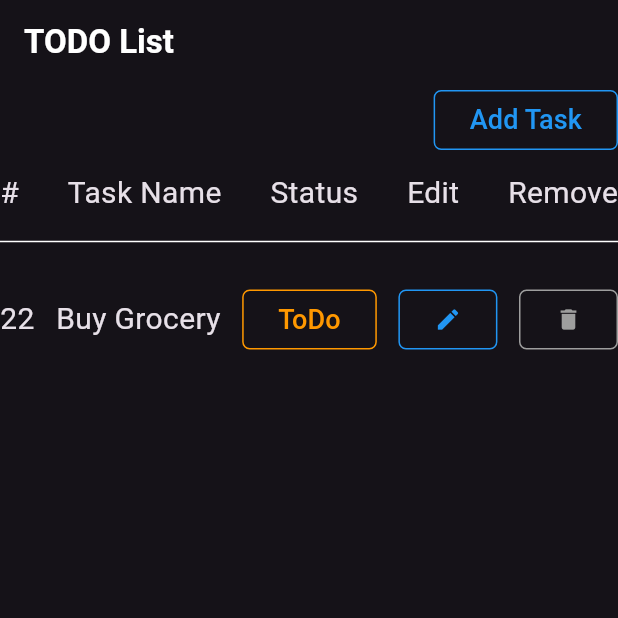
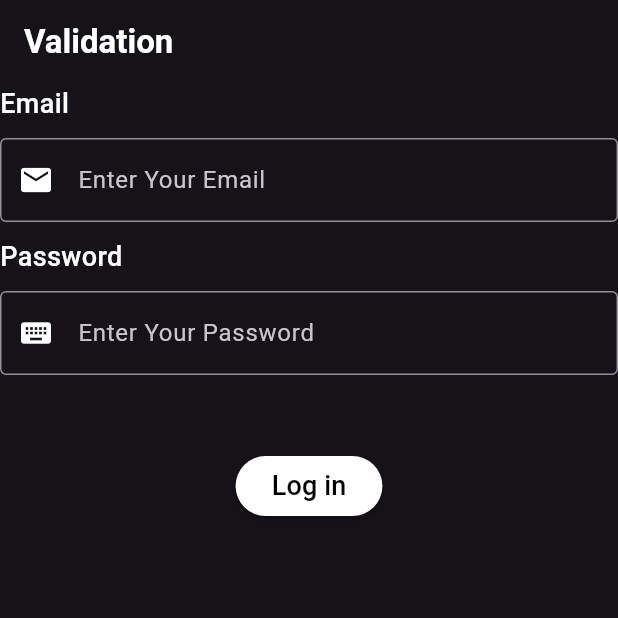
Before and after one commit to DiyaShajith/Flutter-Practice, a Flutter app: the screen it shows after launch, on a phone screen of 412 x 824 dp, the top half of it. Run offline on Flutter 3.47's test engine with Material 3 defaults, Android fonts, the phone set to English and light mode, and no system bars; our stand-ins replace fluttertoast, image_picker, lottie, shared_preferences; missing offline and left inert: dart:ffi, text_marquee.

Commit message:
increment_sharedpref

```diff
--- a/lib/main.dart
+++ b/lib/main.dart
@@ -3,6 +3,8 @@ import 'package:basic_widgets/animation/animationview.dart';
 import 'package:basic_widgets/animation/implictanimation.dart';
 import 'package:basic_widgets/animation/textanimated.dart';
 import 'package:basic_widgets/bottomsheetui.dart';
+import 'package:basic_widgets/counter_sharedpref.dart';
+import 'package:basic_widgets/counterapp.dart';
 import 'package:basic_widgets/sharedpreference/share_preference.dart';
 import 'package:basic_widgets/tabbar/tabbar.dart';
 import 'package:basic_widgets/tabbar/tabbarpage.dart';
@@ -10,6 +12,7 @@ import 'package:basic_widgets/tabbar/whatsapp_tabbar.dart';
 import 'package:basic_widgets/testmarquee/testmarquee.dart';
 import 'package:basic_widgets/todo_list.dart';
 import 'package:basic_widgets/url_launcher/urlview.dart';
+import 'package:basic_widgets/validation_sharedpref.dart';
 import 'package:flutter/material.dart';
 
 void main() {
@@ -29,7 +32,7 @@ class MyApp extends StatelessWidget {
           colorScheme: ColorScheme.fromSeed(
               seedColor: Colors.deepPurple, brightness: Brightness.dark),
           useMaterial3: true),
-      home: const TodoList(),
+      home: const ValidationSharedpref(),
     );
   }
 }
--- /dev/null
+++ b/lib/validation_sharedpref.dart
@@ -0,0 +1,150 @@
+import 'package:flutter/material.dart';
+
+class ValidationSharedpref extends StatefulWidget {
+  const ValidationSharedpref({super.key});
+
+  @override
+  State<ValidationSharedpref> createState() => _ValidationSharedprefState();
+}
+
+class _ValidationSharedprefState extends State<ValidationSharedpref> {
+  final TextEditingController __email = TextEditingController();
+  final TextEditingController _password = TextEditingController();
+  @override
+  Widget build(BuildContext context) {
+    return Scaffold(
+      appBar: AppBar(
+        title: const Text(
+          "Validation",
+          style: TextStyle(
+              color: Colors.white, fontSize: 22, fontWeight: FontWeight.bold),
+        ),
+      ),
+      body: Column(
+        crossAxisAlignment: CrossAxisAlignment.start,
+        children: [
+          const Text(
+            "Email",
+            style: TextStyle(
+                color: Colors.white, fontSize: 18, fontWeight: FontWeight.w500),
+          ),
+          SizedBox(
+            height: 10,
+          ),
+          TextField(
+            decoration: InputDecoration(
+                labelText: "Enter Your Email",
+                border: OutlineInputBorder(borderSide: BorderSide(width: 2)),
+                prefixIcon: const Icon(
+                  Icons.email,
+                  color: Colors.white,
+                )),
+            controller: __email,
+            keyboardType: TextInputType.emailAddress,
+          ),
+          const SizedBox(
+            height: 10,
+          ),
+          const Text(
+            "Password",
+            style: TextStyle(
+                color: Colors.white, fontSize: 18, fontWeight: FontWeight.w500),
+          ),
+          const SizedBox(
+            height: 10,
+          ),
+          TextField(
+            decoration: const InputDecoration(
+                labelText: "Enter Your Password",
+                border: OutlineInputBorder(borderSide: BorderSide(width: 2)),
+                prefixIcon: Icon(
+                  Icons.keyboard,
+                  color: Colors.white,
+                )),
+            controller: _password,
+            keyboardType: TextInputType.text,
+            obscureText: true,
+          ),
+          const SizedBox(
+            height: 50,
+          ),
+          Align(
+            alignment: Alignment.center,
+            child: ElevatedButton(
+                style: ElevatedButton.styleFrom(backgroundColor: Colors.white),
+                onPressed: () {
+                  if (__email.text.isEmpty) {
+                    showDialog(
+                        context: context,
+                        builder: (BuildContext) {
+                          return AlertDialog(
+                            title: const Text(
+                              "Error",
+                              style: TextStyle(color: Colors.white),
+                            ),
+                            content: const Text(
+                              "email is required",
+                              style: TextStyle(
+                                  color: Colors.white,
+                                  fontSize: 16,
+                                  fontWeight: FontWeight.bold),
+                            ),
+                            actions: [
+                              TextButton(
+                                  onPressed: () {
+                                    Navigator.of(context).pop();
+                                  },
+                                  child: const Text(
+                                    "OK",
+                                    style: TextStyle(color: Colors.white),
+                                  ))
+                            ],
+                          );
+                        });
+                  } else if (_password.text.isEmpty) {
+                    showDialog(
+                        context: context,
+                        builder: (BuildContext) {
+                          return AlertDialog(
+                            title: const Text(
+                              "Error",
+                              style: TextStyle(color: Colors.white),
+                            ),
+                            content: const Text(
+                              "password is required",
+                              style: TextStyle(
+                                  color: Colors.white,
+                                  fontSize: 16,
+                                  fontWeight: FontWeight.w500),
+                            ),
+                            actions: [
+                              TextButton(
+                                  onPressed: () {
+                                    Navigator.of(context).pop();
+                                  },
+                                  child: Text("OK"))
+                            ],
+                          );
+                        });
+                  }
+                },
+                child: const Text(
+                  "Log in",
+                  style: TextStyle(
+                      color: Colors.black,
+                      fontSize: 18,
+                      fontWeight: FontWeight.w500),
+                )),
+          )
+        ],
+      ),
+    );
+  }
+
+  @override
+  void dispose() {
+    super.dispose();
+    __email.dispose();
+    _password.dispose();
+  }
+}
```
Also changed, not shown: lib/counter_sharedpref.dart (added, +61 -0 lines), lib/counterapp.dart (added, +63 -0 lines).
